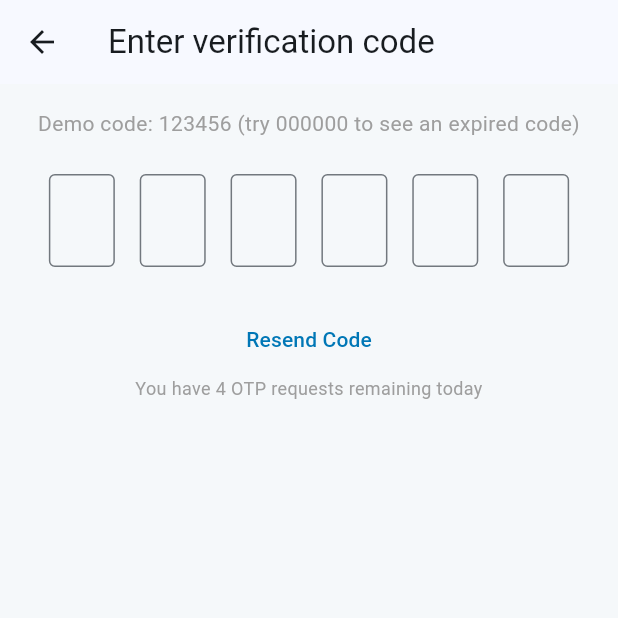
After one commit to MohamedAbdElwahabOka/rihla_demo, a Flutter app: the OtpScreen screen opened by its route, on a phone screen of 412 x 824 dp, the top half of it. The commit adds this screen. Run offline on Flutter 3.47's test engine with Material 3 defaults, Android fonts, the phone set to English and light mode, and no system bars; our stand-ins replace table_calendar; accounts and stored records are empty.

Commit message:
feat: S9 OTP entry screen (6-digit boxes, expired-code demo case, resend limit)
Any 6-digit code verifies except 000000 (demonstrates the expired-code
error path). On success, routes to the registered subscriber persona if
the phone matches registeredPhoneNumber, otherwise registers a fresh
persona (Register mode) or bounces back to registration (Login mode with
an unrecognized number).

```diff
--- a/lib/l10n/app_de.arb
+++ b/lib/l10n/app_de.arb
@@ -114,5 +114,12 @@
   "register": "Registrieren",
   "login": "Anmelden",
   "sendCode": "Code senden",
-  "phoneNumber": "Telefonnummer"
+  "phoneNumber": "Telefonnummer",
+  "otpTitle": "Bestätigungscode eingeben",
+  "otpHint": "Demo-Code: 123456 (versuchen Sie 000000 für einen abgelaufenen Code)",
+  "otpExpired": "Dieser Code ist abgelaufen — bitte erneut senden",
+  "otpRemaining": "Sie haben heute noch {count} OTP-Anfragen übrig",
+  "otpLimitReached": "Tägliches OTP-Limit erreicht. Versuchen Sie es morgen erneut.",
+  "resendCode": "Code erneut senden",
+  "numberNotRegistered": "Diese Nummer ist nicht registriert. Bitte zuerst registrieren."
 }
--- a/lib/l10n/app_en.arb
+++ b/lib/l10n/app_en.arb
@@ -196,5 +196,12 @@
   "register": "Register",
   "login": "Login",
   "sendCode": "Send Code",
-  "phoneNumber": "Phone Number"
+  "phoneNumber": "Phone Number",
+  "otpTitle": "Enter verification code",
+  "otpHint": "Demo code: 123456 (try 000000 to see an expired code)",
+  "otpExpired": "This code has expired — please resend",
+  "otpRemaining": "You have {count} OTP requests remaining today",
+  "otpLimitReached": "Daily OTP limit reached. Try again tomorrow.",
+  "resendCode": "Resend Code",
+  "numberNotRegistered": "This number isn't registered. Please register first."
 }
--- a/lib/l10n/app_localizations.dart
+++ b/lib/l10n/app_localizations.dart
@@ -789,6 +789,48 @@ abstract class AppLocalizations {
   /// In en, this message translates to:
   /// **'Phone Number'**
   String get phoneNumber;
+
+  /// No description provided for @otpTitle.
+  ///
+  /// In en, this message translates to:
+  /// **'Enter verification code'**
+  String get otpTitle;
+
+  /// No description provided for @otpHint.
+  ///
+  /// In en, this message translates to:
+  /// **'Demo code: 123456 (try 000000 to see an expired code)'**
+  String get otpHint;
+
+  /// No description provided for @otpExpired.
+  ///
+  /// In en, this message translates to:
+  /// **'This code has expired — please resend'**
+  String get otpExpired;
+
+  /// No description provided for @otpRemaining.
+  ///
+  /// In en, this message translates to:
+  /// **'You have {count} OTP requests remaining today'**
+  String otpRemaining(Object count);
+
+  /// No description provided for @otpLimitReached.
+  ///
+  /// In en, this message translates to:
+  /// **'Daily OTP limit reached. Try again tomorrow.'**
+  String get otpLimitReached;
+
+  /// No description provided for @resendCode.
+  ///
+  /// In en, this message translates to:
+  /// **'Resend Code'**
+  String get resendCode;
+
+  /// No description provided for @numberNotRegistered.
+  ///
+  /// In en, this message translates to:
+  /// **'This number isn\'t registered. Please register first.'**
+  String get numberNotRegistered;
 }
 
 class _AppLocalizationsDelegate
--- a/lib/l10n/app_localizations_de.dart
+++ b/lib/l10n/app_localizations_de.dart
@@ -375,4 +375,30 @@ class AppLocalizationsDe extends AppLocalizations {
 
   @override
   String get phoneNumber => 'Telefonnummer';
+
+  @override
+  String get otpTitle => 'Bestätigungscode eingeben';
+
+  @override
+  String get otpHint =>
+      'Demo-Code: 123456 (versuchen Sie 000000 für einen abgelaufenen Code)';
+
+  @override
+  String get otpExpired => 'Dieser Code ist abgelaufen — bitte erneut senden';
+
+  @override
+  String otpRemaining(Object count) {
+    return 'Sie haben heute noch $count OTP-Anfragen übrig';
+  }
+
+  @override
+  String get otpLimitReached =>
+      'Tägliches OTP-Limit erreicht. Versuchen Sie es morgen erneut.';
+
+  @override
+  String get resendCode => 'Code erneut senden';
+
+  @override
+  String get numberNotRegistered =>
+      'Diese Nummer ist nicht registriert. Bitte zuerst registrieren.';
 }
--- a/lib/l10n/app_localizations_en.dart
+++ b/lib/l10n/app_localizations_en.dart
@@ -374,4 +374,28 @@ class AppLocalizationsEn extends AppLocalizations {
 
   @override
   String get phoneNumber => 'Phone Number';
+
+  @override
+  String get otpTitle => 'Enter verification code';
+
+  @override
+  String get otpHint => 'Demo code: 123456 (try 000000 to see an expired code)';
+
+  @override
+  String get otpExpired => 'This code has expired — please resend';
+
+  @override
+  String otpRemaining(Object count) {
+    return 'You have $count OTP requests remaining today';
+  }
+
+  @override
+  String get otpLimitReached => 'Daily OTP limit reached. Try again tomorrow.';
+
+  @override
+  String get resendCode => 'Resend Code';
+
+  @override
+  String get numberNotRegistered =>
+      'This number isn\'t registered. Please register first.';
 }
--- a/lib/routes.dart
+++ b/lib/routes.dart
@@ -3,6 +3,7 @@ import 'main_shell.dart';
 import 'screens/auth_screen.dart';
 import 'screens/booking_step1_screen.dart';
 import 'screens/my_bookings_screen.dart';
+import 'screens/otp_screen.dart';
 import 'screens/payments_screen.dart';
 import 'screens/plans_screen.dart';
 import 'screens/refund_screen.dart';
@@ -47,7 +48,7 @@ final appRoutes = <String, WidgetBuilder>{
   Routes.payments: (_) => const PaymentsScreen(),
   Routes.refund: (_) => const RefundScreen(),
   Routes.auth: (_) => const AuthScreen(),
+  Routes.otp: (_) => const OtpScreen(),
   // Wired in later tasks this phase:
-  Routes.otp: (_) => const Placeholder(),
   Routes.notifications: (_) => const Placeholder(),
 };
--- /dev/null
+++ b/lib/screens/otp_screen.dart
@@ -0,0 +1,152 @@
+import 'package:flutter/material.dart';
+import 'package:flutter/services.dart';
+import '../auth_request.dart';
+import '../l10n/app_localizations.dart';
+import '../mock_data.dart';
+import '../routes.dart';
+
+/// S9 — OTP entry (FR-005/007b). Any 6-digit code is accepted as valid
+/// except [demoExpiredOtp], which demonstrates the expired-code error path.
+class OtpScreen extends StatefulWidget {
+  const OtpScreen({super.key});
+
+  @override
+  State<OtpScreen> createState() => _OtpScreenState();
+}
+
+class _OtpScreenState extends State<OtpScreen> {
+  final List<TextEditingController> _controllers = List.generate(6, (_) => TextEditingController());
+  final List<FocusNode> _focusNodes = List.generate(6, (_) => FocusNode());
+  int _remainingRequests = 4;
+  String? _error;
+
+  @override
+  void dispose() {
+    for (final c in _controllers) {
+      c.dispose();
+    }
+    for (final f in _focusNodes) {
+      f.dispose();
+    }
+    super.dispose();
+  }
+
+  void _onDigitChanged(int index, String value) {
+    setState(() => _error = null);
+    if (value.isNotEmpty && index < 5) {
+      _focusNodes[index + 1].requestFocus();
+    }
+    if (_controllers.every((c) => c.text.isNotEmpty)) {
+      _verify();
+    }
+  }
+
+  void _verify() {
+    final code = _controllers.map((c) => c.text).join();
+    final l10n = AppLocalizations.of(context)!;
+    final request = ModalRoute.of(context)!.settings.arguments as AuthRequest;
+
+    if (code == demoExpiredOtp) {
+      setState(() => _error = l10n.otpExpired);
+      for (final c in _controllers) {
+        c.clear();
+      }
+      _focusNodes[0].requestFocus();
+      return;
+    }
+
+    final matchesRegistered = request.phone == registeredPhoneNumber;
+    if (matchesRegistered) {
+      currentUser = registeredUserProfile;
+      userSubscription = registeredUserSubscription;
+      Navigator.of(context).pushNamedAndRemoveUntil(Routes.shell, (route) => false);
+    } else if (request.isRegister) {
+      currentUser = UserProfile(
+        firstName: request.fullName,
+        lastName: '',
+        countryCode: request.countryCode,
+        phone: request.phone,
+        totalTrips: 0,
+        reviewsWritten: 0,
+      );
+      userSubscription = null;
+      Navigator.of(context).pushNamedAndRemoveUntil(Routes.shell, (route) => false);
+    } else {
+      ScaffoldMessenger.of(context).showSnackBar(SnackBar(content: Text(l10n.numberNotRegistered)));
+      Navigator.of(context).pop();
+    }
+  }
+
+  void _resend() {
+    if (_remainingRequests <= 0) return;
+    setState(() {
+      _remainingRequests--;
+      _error = null;
+      for (final c in _controllers) {
+        c.clear();
+      }
+    });
+    _focusNodes[0].requestFocus();
+  }
+
+  @override
+  Widget build(BuildContext context) {
+    final l10n = AppLocalizations.of(context)!;
+    return Scaffold(
+      appBar: AppBar(title: Text(l10n.otpTitle)),
+      body: SafeArea(
+        child: Padding(
+          padding: const EdgeInsets.all(16),
+          child: Column(
+            crossAxisAlignment: CrossAxisAlignment.stretch,
+            children: [
+              Text(l10n.otpHint, style: const TextStyle(color: Colors.grey), textAlign: TextAlign.center),
+              const SizedBox(height: 24),
+              Row(
+                mainAxisAlignment: MainAxisAlignment.spaceEvenly,
+                children: List.generate(
+                  6,
+                  (i) => SizedBox(
+                    width: 44,
+                    child: TextField(
+                      controller: _controllers[i],
+                      focusNode: _focusNodes[i],
+                      textAlign: TextAlign.center,
+                      keyboardType: TextInputType.number,
+                      maxLength: 1,
+                      style: const TextStyle(fontSize: 20, fontWeight: FontWeight.bold),
+                      inputFormatters: [FilteringTextInputFormatter.digitsOnly],
+                      decoration: const InputDecoration(counterText: '', border: OutlineInputBorder()),
+                      onChanged: (v) => _onDigitChanged(i, v),
+                    ),
+                  ),
+                ),
+              ),
+              if (_error != null) ...[
+                const SizedBox(height: 12),
+                Text(_error!, style: const TextStyle(color: Colors.redAccent), textAlign: TextAlign.center),
+              ],
+              const SizedBox(height: 24),
+              if (_remainingRequests > 0)
+                Center(
+                  child: TextButton(
+                    onPressed: _resend,
+                    child: Text(l10n.resendCode),
+                  ),
+                ),
+              Text(
+                _remainingRequests > 0 ? l10n.otpRemaining(_remainingRequests) : l10n.otpLimitReached,
+                textAlign: TextAlign.center,
+                style: TextStyle(
+                  fontSize: 12,
+                  color: _remainingRequests > 0 ? Colors.grey : Colors.redAccent,
+                  fontWeight: _remainingRequests > 0 ? FontWeight.normal : FontWeight.bold,
+                ),
+              ),
+            ],
+          ),
+        ),
+      ),
+    );
+  }
+}
```
Also changed, not shown: lib/l10n/app_localizations_ru.dart (+27 -0 lines), lib/l10n/app_ru.arb (+8 -1 lines).
